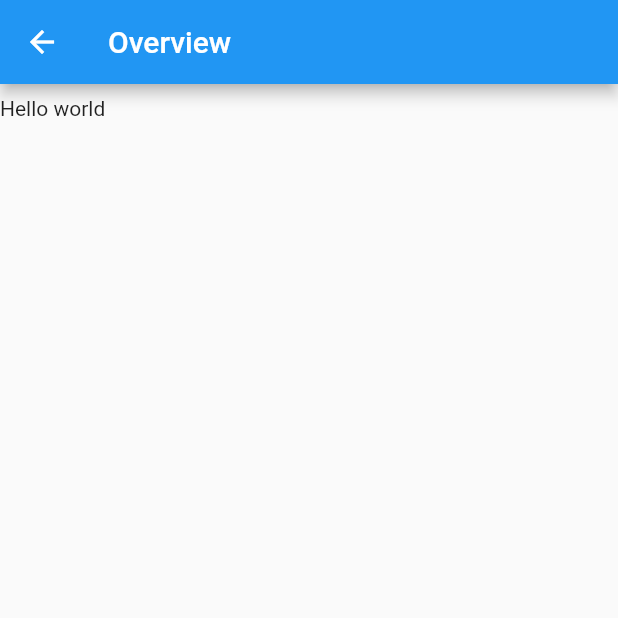
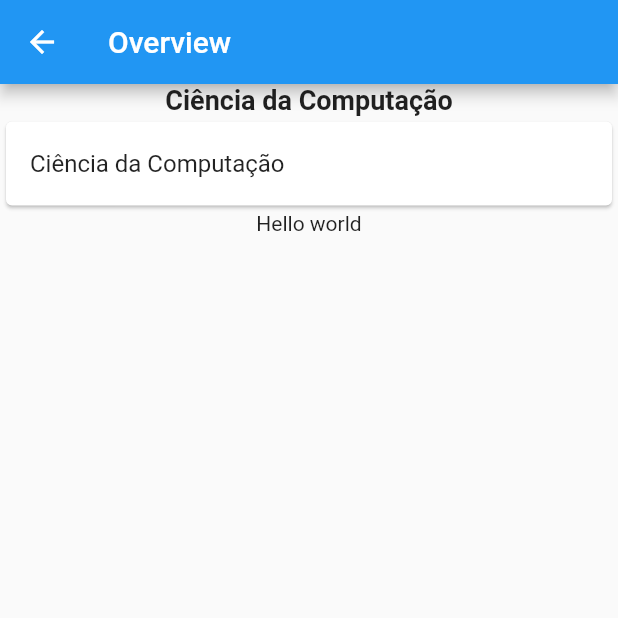
Before and after one commit to PedroH-Peres/projeto_obt, a Flutter app: the screen it shows once a user with an empty profile is signed in, after a tap on "Ciência da Computação", on a phone screen of 412 x 824 dp, the top half of it. Run offline on Flutter 3.47's test engine with Material 2 defaults, Android fonts, the phone set to English and light mode, and no system bars; our stand-ins replace cloud_firestore, firebase_auth, firebase_core; missing offline and left inert: dart:ffi; accounts and stored records are empty.

Commit message:
overview_prof2

```diff
--- a/lib/pages/feed_page.dart
+++ b/lib/pages/feed_page.dart
@@ -58,7 +58,7 @@ class FeedPage extends StatelessWidget {
                         GestureDetector(
                           onTap: () => Navigator.of(context).push(
                               MaterialPageRoute(
-                                  builder: ((context) => ProfOverviewPage()))),
+                                  builder: ((context) => ProfOverviewPage(name: "Engenharia",)))),
                           child: Container(
                             margin: const EdgeInsets.all(4),
                             padding: const EdgeInsets.all(12),
@@ -78,7 +78,7 @@ class FeedPage extends StatelessWidget {
                         GestureDetector(
                           onTap: () => Navigator.of(context).push(
                               MaterialPageRoute(
-                                  builder: ((context) => ProfOverviewPage()))),
+                                  builder: ((context) => ProfOverviewPage(name: "Medicina",)))),
                           child: Container(
                             margin: const EdgeInsets.all(4),
                             padding: const EdgeInsets.all(12),
@@ -98,7 +98,7 @@ class FeedPage extends StatelessWidget {
                         GestureDetector(
                           onTap: () => Navigator.of(context).push(
                               MaterialPageRoute(
-                                  builder: ((context) => ProfOverviewPage()))),
+                                  builder: ((context) => ProfOverviewPage(name: "Ciência da Computação",)))),
                           child: Container(
                             margin: const EdgeInsets.all(4),
                             padding: const EdgeInsets.all(12),
--- a/lib/pages/prof_overview_page.dart
+++ b/lib/pages/prof_overview_page.dart
@@ -3,7 +3,8 @@ import 'package:flutter/src/widgets/container.dart';
 import 'package:flutter/src/widgets/framework.dart';
 
 class ProfOverviewPage extends StatelessWidget {
-  const ProfOverviewPage({super.key});
+  final String name;
+  const ProfOverviewPage({required this.name,super.key});
 
   @override
   Widget build(BuildContext context) {
@@ -12,9 +13,14 @@ class ProfOverviewPage extends StatelessWidget {
         title: Text("Overview"),
       ),
       body: Container(
+        alignment: Alignment.center,
         child: Column(
+          crossAxisAlignment: CrossAxisAlignment.center,
           children: [
-            Card(),
+            Text(name, style: TextStyle(fontSize: 18, fontWeight: FontWeight.bold),textAlign: TextAlign.center,),
+            Card(
+              child: ListTile(title: Text(name)),
+            ),
             Text("Hello world")
           ],
         ),
```
